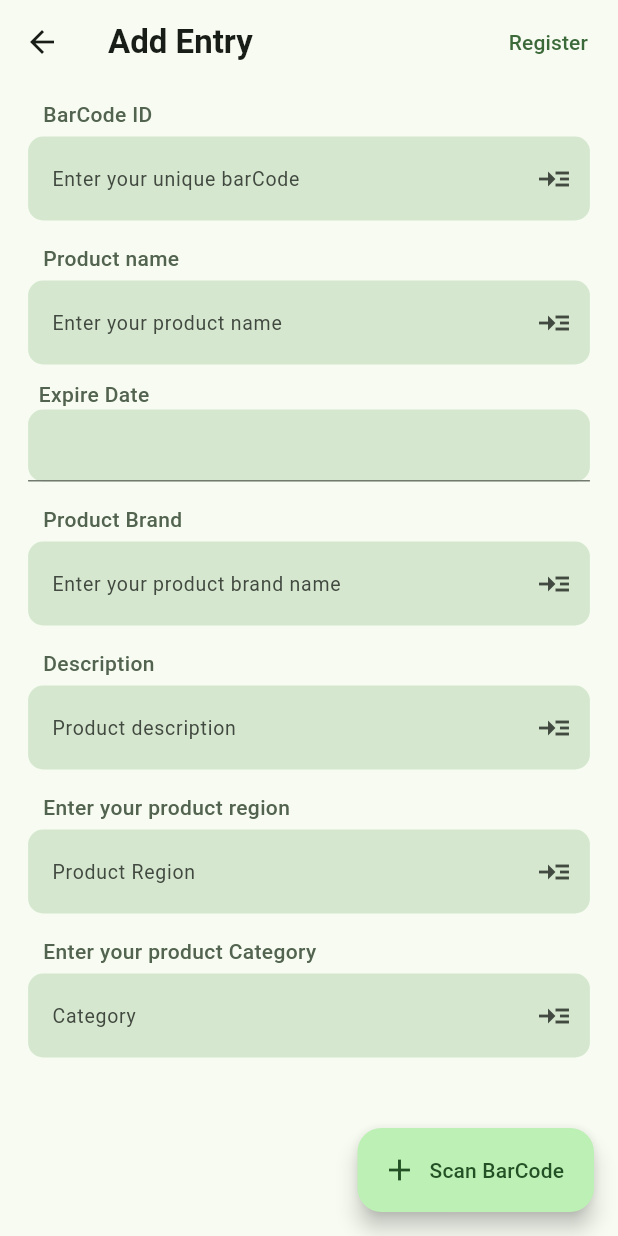
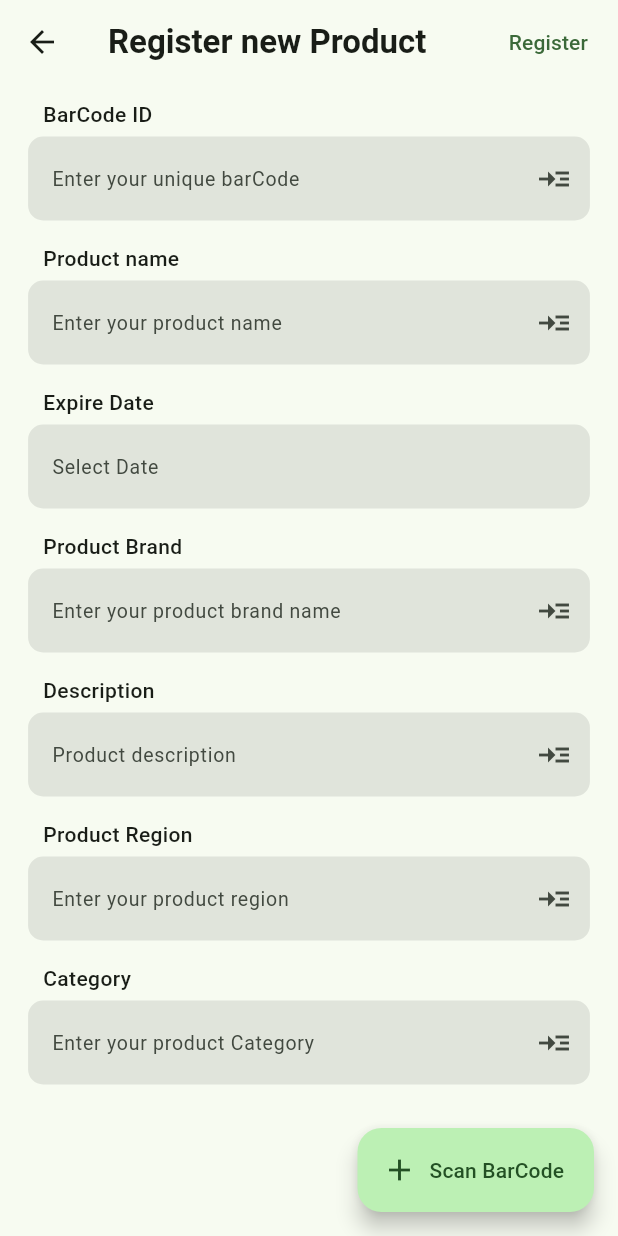
Before and after one commit to wantedbear007/Compass, a Flutter app: the screen it shows after launch, on a phone screen of 412 x 824 dp. Run offline on Flutter 3.47's test engine with Material 3 defaults, Android fonts, the phone set to English and light mode, and no system bars; our stand-ins replace cached_network_image, flutter_form_builder, flutter_svg, get, loading_animation_widget, numberpicker and 1 more; missing offline and left inert: simple_barcode_scanner.

Commit message:
fixed UI issues in register screen, code rearrange.

```diff
--- a/lib/screens/RegisterProduct/register_product.dart
+++ b/lib/screens/RegisterProduct/register_product.dart
@@ -1,8 +1,8 @@
 import 'package:compass/screens/register/register_product_controller.dart';
-import 'package:compass/widgets/material_button.dart';
 import 'package:compass/widgets/text_input.dart';
 import 'package:flutter/material.dart';
 import 'package:flutter_form_builder/flutter_form_builder.dart';
+import 'package:get/get.dart';
 import 'package:get/state_manager.dart';
 
 class RegisterProduct extends GetView<RegisterProductController> {
@@ -10,14 +10,6 @@ class RegisterProduct extends GetView<RegisterProductController> {
 
   @override
   Widget build(BuildContext context) {
-    TextEditingController _barcodeController = TextEditingController();
-    TextEditingController _productnameController = TextEditingController();
-    TextEditingController _quantityController = TextEditingController();
-    TextEditingController _expireController = TextEditingController();
-    TextEditingController _categoryController = TextEditingController();
-    TextEditingController _manafacturerController = TextEditingController();
-    TextEditingController _imageController = TextEditingController();
-
     return Scaffold(
       floatingActionButton: FloatingActionButton.extended(
         onPressed: () {
@@ -44,7 +36,7 @@ class RegisterProduct extends GetView<RegisterProductController> {
               ))
         ],
         title: const Text(
-          "Add Entry",
+          "Register new Product",
           style: TextStyle(fontWeight: FontWeight.bold),
         ),
       ),
@@ -61,6 +53,13 @@ class RegisterProduct extends GetView<RegisterProductController> {
               inputLabelText: "Product name",
               textInputType: TextInputType.text),
 
+          // DatePickerDialog(
+          //   initialDate: DateTime.now(),
+          //   initialEntryMode: DatePickerEntryMode.calendarOnly,
+          //   // firstDate: DateTime(2024),
+          //   firstDate: DateTime.now(),
+          //   lastDate: DateTime.now().add(const Duration(days: 10 * 365)),
+          // ),
           Padding(
             padding: EdgeInsets.symmetric(
               horizontal: MediaQuery.of(context).size.width / 22,
@@ -71,49 +70,63 @@ class RegisterProduct extends GetView<RegisterProductController> {
               crossAxisAlignment: CrossAxisAlignment.start,
               children: [
                 Padding(
-                  padding: const EdgeInsets.only(left: 7),
+                  padding:
+                      const EdgeInsets.symmetric(horizontal: 10, vertical: 5),
+
+                  // padding: const EdgeInsets.only(left: 7),
                   child: Text(
                     "Expire Date",
                     style: TextStyle(
                       fontWeight: FontWeight.w500,
-                      color: Theme.of(context).colorScheme.secondary,
+                      // color: Theme.of(context).colorScheme.secondary,
                     ),
                   ),
                 ),
-                Container(
-                  // margin: EdgeInsets.all(18),
-                  decoration: BoxDecoration(
-                    color: Theme.of(context).colorScheme.secondaryContainer,
-                    borderRadius: BorderRadius.circular(10),
+                TextField(
+                  onTap: () {
+                    controller.selectDate(context);
+                  },
+                  readOnly: true,
+                  decoration: const InputDecoration(
+                    hintText: "Select Date",
+                    hintStyle: TextStyle(fontSize: 13),
+                    filled: true,
+                    focusedBorder: OutlineInputBorder(
+                        borderRadius: BorderRadius.all(Radius.circular(10)),
+                        borderSide: BorderSide.none),
+                    enabledBorder: OutlineInputBorder(
+                      borderSide: BorderSide.none,
+                      borderRadius: BorderRadius.all(Radius.circular(10)),
+                    ),
                   ),
-                  // padding: EdgeInsets.symmetric(
-                  //     horizontal: MediaQuery.of(context).size.width / 22,
-                  //     vertical: 5),
-
-                  child: FormBuilderDateTimePicker(
-                    firstDate: DateTime.now(),
-                    fieldHintText: "hello",
-                    textAlign: TextAlign.center,
-                    initialDate: DateTime.now(),
-                    name: "hello",
-                    inputType: InputType.date,
-                    helpText: "Select date",
-                    onChanged: (val) {
-                      print(val);
-                    },
-                    resetIcon: Icon(Icons.cabin),
-                  ),
-                ),
+                )
+                // Container(
+                //   // margin: EdgeInsets.all(18),
+                //   decoration: BoxDecoration(
+                //     color: Theme.of(context).colorScheme.secondaryContainer,
+                //     borderRadius: BorderRadius.circular(10),
+                //   ),
+                //   // padding: EdgeInsets.symmetric(
+                //   //     horizontal: MediaQuery.of(context).size.width / 22,
+                //   //     vertical: 5),
+                //
+                //   child: FormBuilderDateTimePicker(
+                //     firstDate: DateTime.now(),
+                //     fieldHintText: "hello",
+                //     textAlign: TextAlign.center,
+                //     initialDate: DateTime.now(),
+                //     name: "hello",
+                //     inputType: InputType.date,
+                //     helpText: "Select date",
+                //     onChanged: (val) {
+                //       print(val);
+                //     },
+                //     resetIcon: Icon(Icons.cabin),
+                //   ),
+                // ),
               ],
             ),
           ),
-          // Note: image cannot be taken from user
-          // TextInputField(
-          //   textController: _imageController,
-          //   hintText: "Enter your image URL",
-          //   inputLabelText: "Image URL",
-          //   textInputType: TextInputType.url,
-          // ),
           TextInputField(
             textController: controller.brandController,
             hintText: "Enter your product brand name",
@@ -127,13 +140,13 @@ class RegisterProduct extends GetView<RegisterProductController> {
               textInputType: TextInputType.text),
           TextInputField(
               textController: controller.regionController,
-              hintText: "Product Region",
-              inputLabelText: "Enter your product region",
+              hintText: "Enter your product region",
+              inputLabelText: "Product Region",
               textInputType: TextInputType.text),
           TextInputField(
               textController: controller.categoryController,
-              hintText: "Category",
-              inputLabelText: "Enter your product Category",
+              hintText: "Enter your product Category",
+              inputLabelText: "Category",
               textInputType: TextInputType.text)
         ],
       ),
--- a/lib/screens/register/register_product_controller.dart
+++ b/lib/screens/register/register_product_controller.dart
@@ -21,6 +21,17 @@ class RegisterProductController extends GetxController {
 
 //   void delete
   Future<void> getData() async {}
+
+
+  // to select date
+  Future<void> selectDate(BuildContext context) async {
+    await showDatePicker(context: context,
+        initialDate: DateTime.now(),
+        initialEntryMode: DatePickerEntryMode.calendarOnly,
+        firstDate: DateTime.now(),
+        lastDate: DateTime.now().add(const Duration(days: 10 * 365)),
+    );
+  }
 
   // to open and get data from barcode
   void scanBarCode(BuildContext context) async {
--- a/lib/widgets/text_input.dart
+++ b/lib/widgets/text_input.dart
@@ -33,7 +33,7 @@ class TextInputField extends StatelessWidget {
               inputLabelText,
               style: TextStyle(
                 fontWeight: FontWeight.w500,
-                color: Theme.of(context).colorScheme.secondary,
+                // color: Theme.of(context).colorScheme.secondary,
               ),
             ),
           ),
@@ -50,7 +50,7 @@ class TextInputField extends StatelessWidget {
                   )),
               // border: InputBorder.none,
               suffixIcon: Icon(Icons.read_more),
-              fillColor: Theme.of(context).colorScheme.secondaryContainer,
+              // fillColor: Theme.of(context).colorScheme.secondaryContainer,
               hintStyle: const TextStyle(fontSize: 13),
             ),
           ),
```
